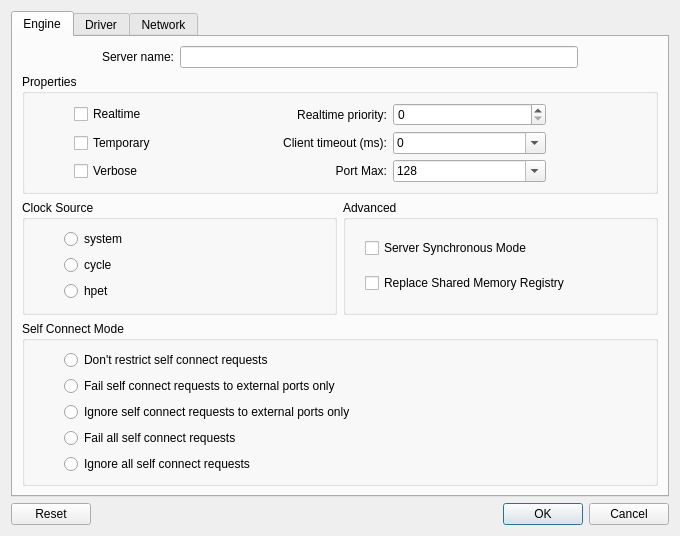
falkTX/Cadence, file resources/ui/settings_jack.ui: the form before one commit.
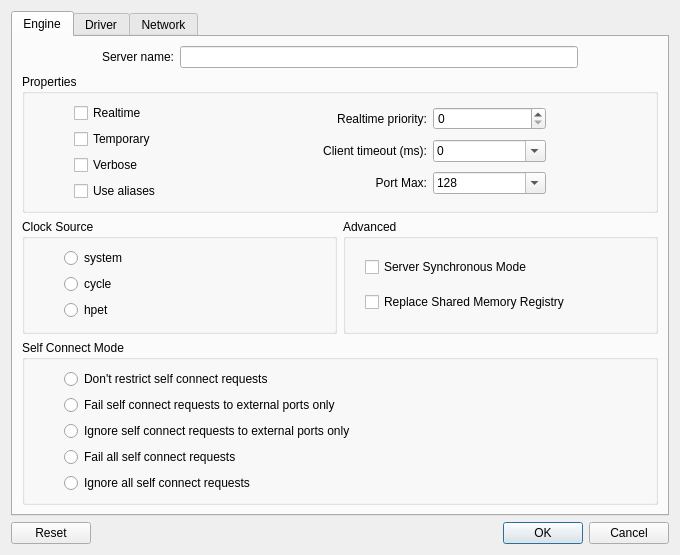
The form after the commit.

Commit message: JackSettings: Implement JACK Aliases option

Patch:
```diff
--- a/resources/ui/settings_jack.ui
+++ b/resources/ui/settings_jack.ui
@@ -7,7 +7,7 @@
     <x>0</x>
     <y>0</y>
     <width>680</width>
-    <height>513</height>
+    <height>464</height>
    </rect>
   </property>
   <property name="windowTitle">
@@ -85,8 +85,26 @@
          <property name="title">
           <string>Properties</string>
          </property>
-         <layout class="QGridLayout" name="gridLayout_11">
-          <item row="0" column="1">
+         <layout class="QHBoxLayout" name="horizontalLayout_5">
+          <item>
+           <spacer name="horizontalSpacer_11">
+            <property name="orientation">
+             <enum>Qt::Horizontal</enum>
+            </property>
+            <property name="sizeType">
+             <enum>QSizePolicy::Fixed</enum>
+            </property>
+            <property name="sizeHint" stdset="0">
+             <size>
+              <width>40</width>
+              <height>20</height>
+             </size>
+            </property>
+           </spacer>
+          </item>
+          <item>
+           <layout class="QVBoxLayout" name="verticalLayout_2">
+            <item>
            <widget class="QCheckBox" name="obj_server_realtime">
             <property name="toolTip">
              <string>Whether to use realtime scheduling</string>
@@ -96,7 +114,7 @@
             </property>
            </widget>
           </item>
-          <item row="1" column="1">
+            <item>
            <widget class="QCheckBox" name="obj_server_temporary">
             <property name="toolTip">
              <string>Exit once all clients have closed their connections</string>
@@ -106,7 +124,7 @@
             </property>
            </widget>
           </item>
-          <item row="2" column="1">
+            <item>
            <widget class="QCheckBox" name="obj_server_verbose">
             <property name="toolTip">
              <string>Verbose mode</string>
@@ -116,23 +134,21 @@
             </property>
            </widget>
           </item>
+            <item>
+             <widget class="QCheckBox" name="obj_server_alias">
+              <property name="toolTip">
+               <string>Use system port aliases instead of system:playback_*</string>
+              </property>
+              <property name="text">
+               <string>Use aliases</string>
+              </property>
+             </widget>
+            </item>
+           </layout>
+          </item>
+          <item>
+           <layout class="QGridLayout" name="gridLayout_11">
           <item row="0" column="0">
-           <spacer name="horizontalSpacer_11">
-            <property name="orientation">
-             <enum>Qt::Horizontal</enum>
-            </property>
-            <property name="sizeType">
-             <enum>QSizePolicy::Fixed</enum>
-            </property>
-            <property name="sizeHint" stdset="0">
-             <size>
-              <width>40</width>
-              <height>20</height>
-             </size>
-            </property>
-           </spacer>
-          </item>
-          <item row="0" column="2">
            <widget class="QLabel" name="label_23">
             <property name="toolTip">
              <string>Scheduler priority when running in realtime mode</string>
@@ -145,78 +161,14 @@
             </property>
            </widget>
           </item>
-          <item row="0" column="3">
+            <item row="0" column="1">
            <widget class="QSpinBox" name="obj_server_realtime_priority">
             <property name="toolTip">
              <string>Scheduler priority when running in realtime mode</string>
             </property>
            </widget>
           </item>
-          <item row="0" column="4">
-           <spacer name="horizontalSpacer_12">
-            <property name="orientation">
-             <enum>Qt::Horizontal</enum>
-            </property>
-            <property name="sizeType">
-             <enum>QSizePolicy::Fixed</enum>
-            </property>
-            <property name="sizeHint" stdset="0">
-             <size>
-              <width>100</width>
-              <height>20</height>
-             </size>
-            </property>
-           </spacer>
-          </item>
-          <item row="2" column="2">
-           <widget class="QLabel" name="obj_server_port_max_label">
-            <property name="toolTip">
-             <string>Maximum number of ports</string>
-            </property>
-            <property name="text">
-             <string>Port Max:</string>
-            </property>
-            <property name="alignment">
-             <set>Qt::AlignRight|Qt::AlignTrailing|Qt::AlignVCenter</set>
-            </property>
-           </widget>
-          </item>
-          <item row="2" column="3">
-           <widget class="QComboBox" name="obj_server_port_max">
-            <property name="toolTip">
-             <string>Maximum number of ports</string>
-            </property>
-            <property name="editable">
-             <bool>true</bool>
-            </property>
-            <item>
-             <property name="text">
-              <string>128</string>
-             </property>
-            </item>
-            <item>
-             <property name="text">
-              <string>256</string>
-             </property>
-            </item>
-            <item>
-             <property name="text">
-              <string>512</string>
-             </property>
-            </item>
-            <item>
-             <property name="text">
-              <string>1024</string>
-             </property>
-            </item>
-            <item>
-             <property name="text">
-              <string>2048</string>
-             </property>
-            </item>
-           </widget>
-          </item>
-          <item row="1" column="2">
+            <item row="1" column="0">
            <widget class="QLabel" name="label_25">
             <property name="toolTip">
              <string>Client timeout limit in milliseconds</string>
@@ -229,7 +181,7 @@
             </property>
            </widget>
           </item>
-          <item row="1" column="3">
+            <item row="1" column="1">
            <widget class="QComboBox" name="obj_server_client_timeout">
             <property name="toolTip">
              <string>Client timeout limit in milliseconds</string>
@@ -274,6 +226,72 @@
             </item>
            </widget>
           </item>
+            <item row="2" column="0">
+             <widget class="QLabel" name="obj_server_port_max_label">
+              <property name="toolTip">
+               <string>Maximum number of ports</string>
+              </property>
+              <property name="text">
+               <string>Port Max:</string>
+              </property>
+              <property name="alignment">
+               <set>Qt::AlignRight|Qt::AlignTrailing|Qt::AlignVCenter</set>
+              </property>
+             </widget>
+            </item>
+            <item row="2" column="1">
+             <widget class="QComboBox" name="obj_server_port_max">
+              <property name="toolTip">
+               <string>Maximum number of ports</string>
+              </property>
+              <property name="editable">
+               <bool>true</bool>
+              </property>
+              <item>
+               <property name="text">
+                <string>128</string>
+               </property>
+              </item>
+              <item>
+               <property name="text">
+                <string>256</string>
+               </property>
+              </item>
+              <item>
+               <property name="text">
+                <string>512</string>
+               </property>
+              </item>
+              <item>
+               <property name="text">
+                <string>1024</string>
+               </property>
+              </item>
+              <item>
+               <property name="text">
+                <string>2048</string>
+               </property>
+              </item>
+             </widget>
+            </item>
+           </layout>
+          </item>
+          <item>
+           <spacer name="horizontalSpacer_12">
+            <property name="orientation">
+             <enum>Qt::Horizontal</enum>
+            </property>
+            <property name="sizeType">
+             <enum>QSizePolicy::Fixed</enum>
+            </property>
+            <property name="sizeHint" stdset="0">
+             <size>
+              <width>100</width>
+              <height>20</height>
+             </size>
+            </property>
+           </spacer>
+          </item>
          </layout>
         </widget>
        </item>
```
Left out of the diff: 13 changed lines with no effect on the pictures. Lines whose indentation alone changed are shown as unchanged. The commit also changes 1 other file.
